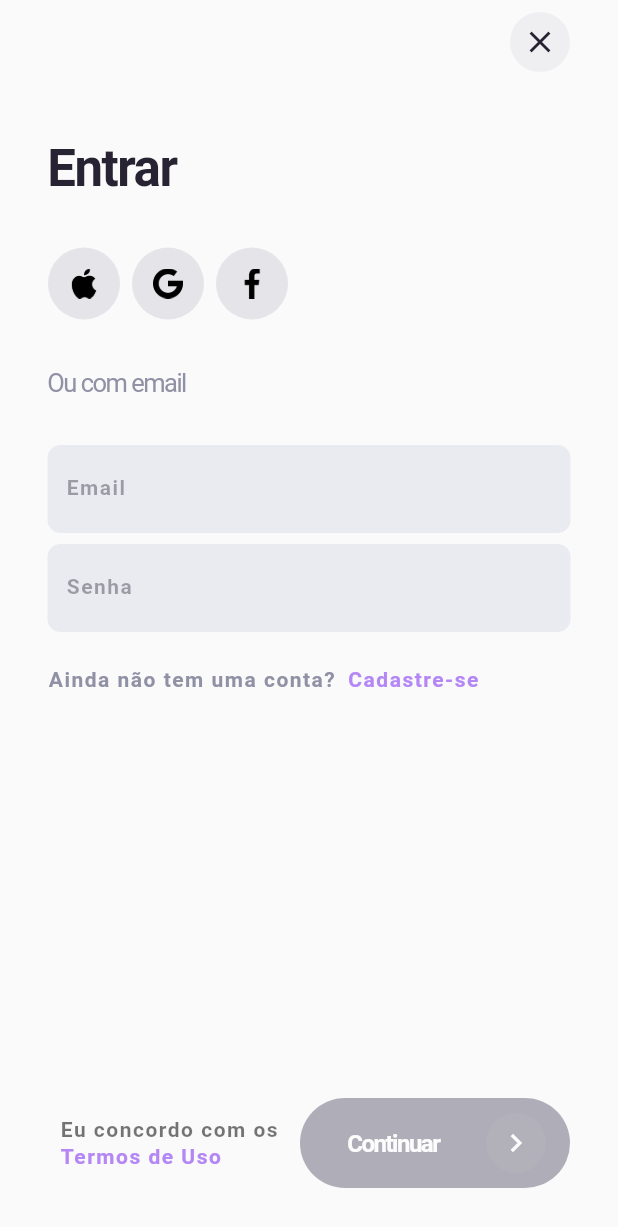
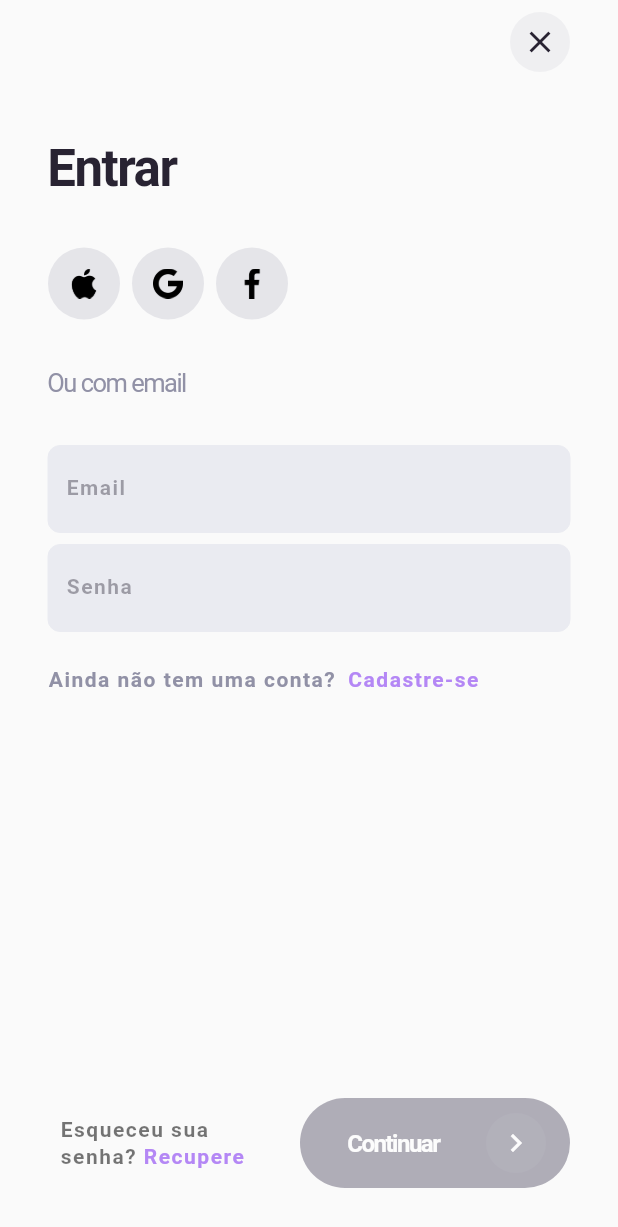
Before and after one commit to yanncabral/vitrine-flutter, a Flutter app: the AuthenticationPage screen opened by its route, on a phone screen of 412 x 824 dp. Shown: the top 1227 px of the screen. Run offline on Flutter 3.47's test engine with Material 2 defaults, Android fonts, the phone set to English and light mode, and no system bars; our stand-ins replace dartz, email_validator, equatable, firebase_auth, firebase_core, floating_bottom_navigation_bar and 2 more; accounts and stored records are empty; Roboto replaces fonts that are missing (Overpass).

Commit message:
add change recover option

```diff
--- a/lib/ui/authentication/signin_page.dart
+++ b/lib/ui/authentication/signin_page.dart
@@ -103,11 +103,11 @@ class SignInPage extends StatelessWidget {
                   onPressed: () {},
                   child: RichText(
                     text: TextSpan(
-                        text: "Eu concordo com os ",
+                        text: "Esqueceu sua senha? ",
                         style: Theme.of(context).textTheme.caption,
                         children: [
                           TextSpan(
-                            text: "Termos de Uso",
+                            text: "Recupere",
                             style:
                                 Theme.of(context).textTheme.caption?.copyWith(
                                       color: VanillaColorScheme.secondary,
```
